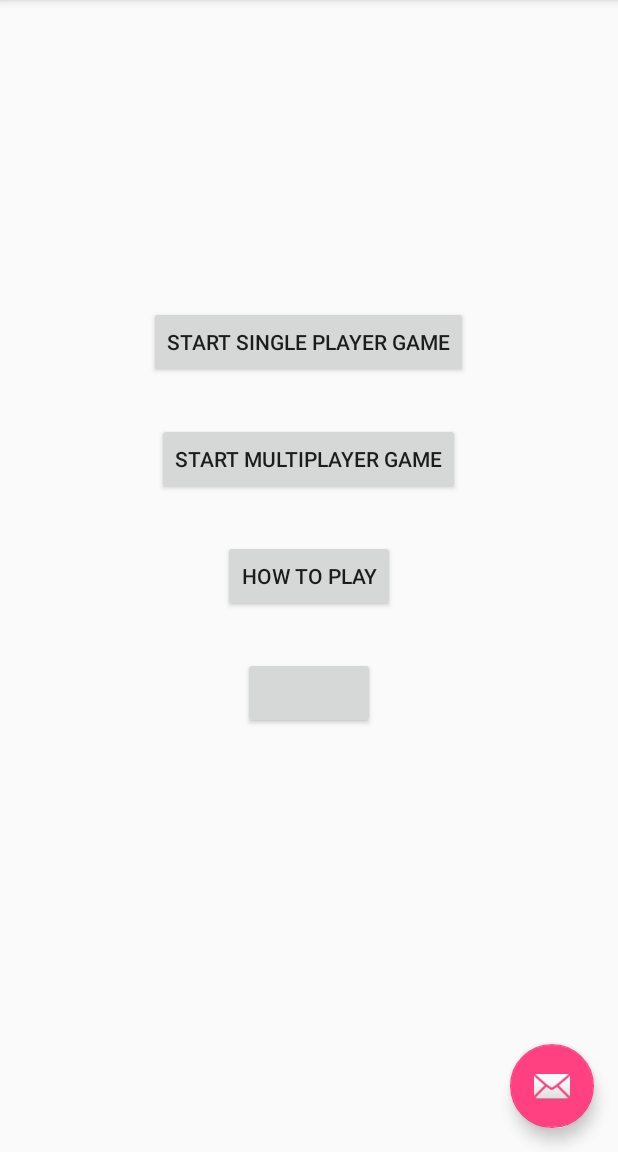
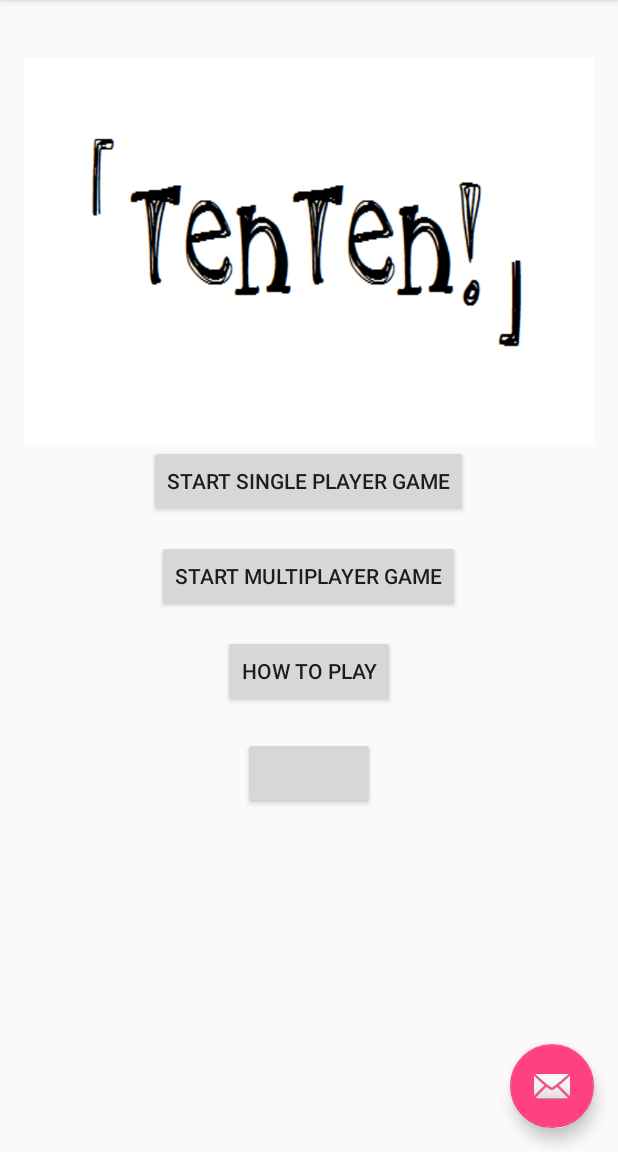
Before and after one commit to cheongyw/Tenten, an Android app: the screen it shows after launch (MainActivity), on a phone screen of 412 x 824 dp, the part 84-1236 px from its top. Run offline under Robolectric (Android 15) with nearby library versions, the phone set to English and light mode, and no system bars; libraries missing offline, so code that uses them is left out: com.facebook, com.facebook.login; plain views replace LoginButton; 12 statements that could not run were skipped.

Commit message:
- Added logo to MainActivity layout

```diff
--- a/app/src/main/res/layout/content_main.xml
+++ b/app/src/main/res/layout/content_main.xml
@@ -12,12 +12,21 @@
     tools:context="com.cheong.tenten.MainActivity"
     tools:showIn="@layout/activity_main">
 
+    <ImageView
+        android:layout_width="wrap_content"
+        android:layout_height="wrap_content"
+        android:id="@+id/imageView"
+        android:background="@drawable/tentenlogo"
+        android:visibility="visible"
+        android:layout_above="@+id/playButton"
+        android:layout_marginTop="15dp" />
+
     <Button
         android:id="@+id/playButton"
         android:layout_width="wrap_content"
         android:layout_height="wrap_content"
         android:layout_above="@+id/playMultiButton"
-        android:layout_marginBottom="30dp"
+        android:layout_marginBottom="15dp"
         android:layout_centerHorizontal="true"
         android:text="@string/start_game"
         android:onClick="playGame"/>
@@ -27,8 +36,6 @@
         android:layout_width="wrap_content"
         android:layout_height="wrap_content"
         android:text="@string/start_multi_game"
-        android:layout_above="@+id/howToPlayButton"
-        android:layout_marginBottom="30dp"
         android:layout_centerHorizontal="true"
         android:layout_centerVertical="true"
         android:onClick="createRoom"/>
@@ -39,18 +46,20 @@
         android:layout_height="wrap_content"
         android:layout_centerVertical="true"
         android:layout_centerHorizontal="true"
+        android:layout_below="@+id/playMultiButton"
         android:text="@string/how_to_play"
-        android:onClick="howToPlay"/>
+        android:onClick="howToPlay"
+        android:layout_marginTop="15dp" />
 
     <fragment xmlns:android="http://schemas.android.com/apk/res/android"
         xmlns:tools="http://schemas.android.com/tools"
         android:id="@+id/fragment"
         android:layout_width="match_parent"
-        android:layout_height="match_parent"
+        android:layout_height="wrap_content"
         android:name="com.cheong.tenten.LoginFragment"
         tools:layout="@layout/login_fragment"
+        android:layout_centerHorizontal="true"
         android:layout_below="@+id/howToPlayButton"
-        android:layout_marginTop="30dp"
-        android:layout_centerHorizontal="true"/>
+        android:layout_marginTop="20dp"/>
 
 </RelativeLayout>
```
Also changed, not shown: app/src/main/res/drawable/tentenlogo.png (added).
